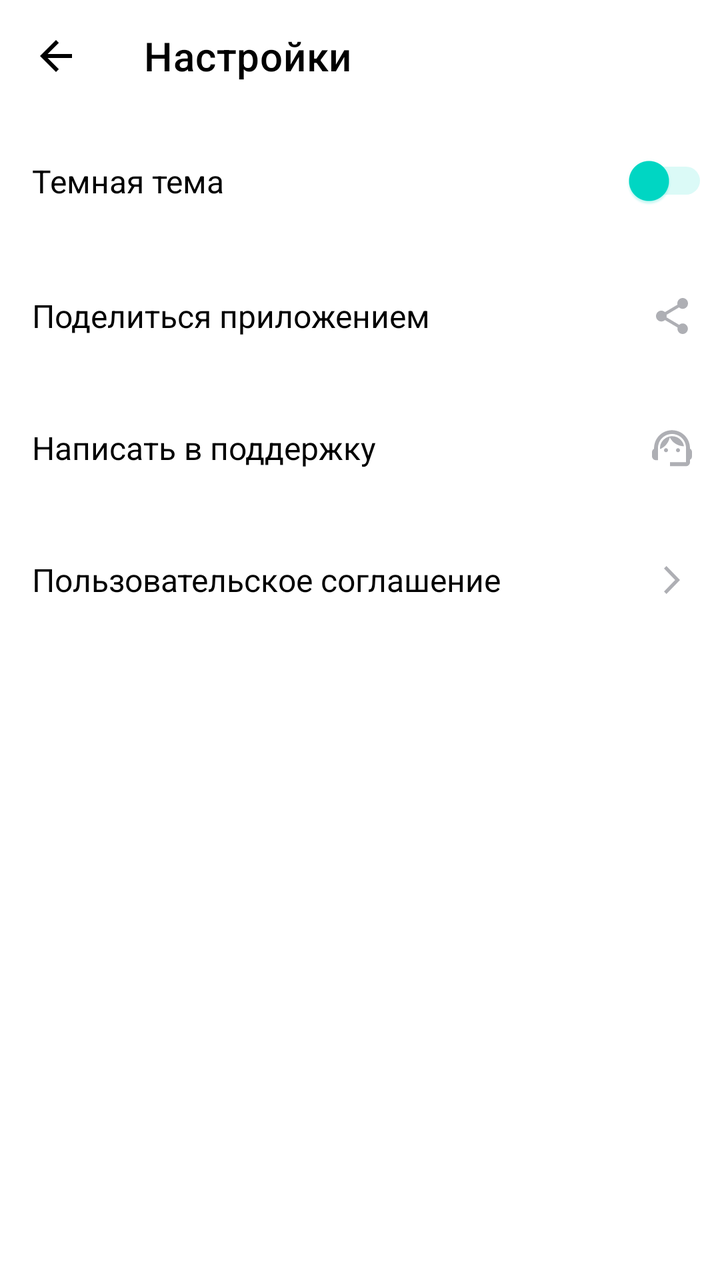
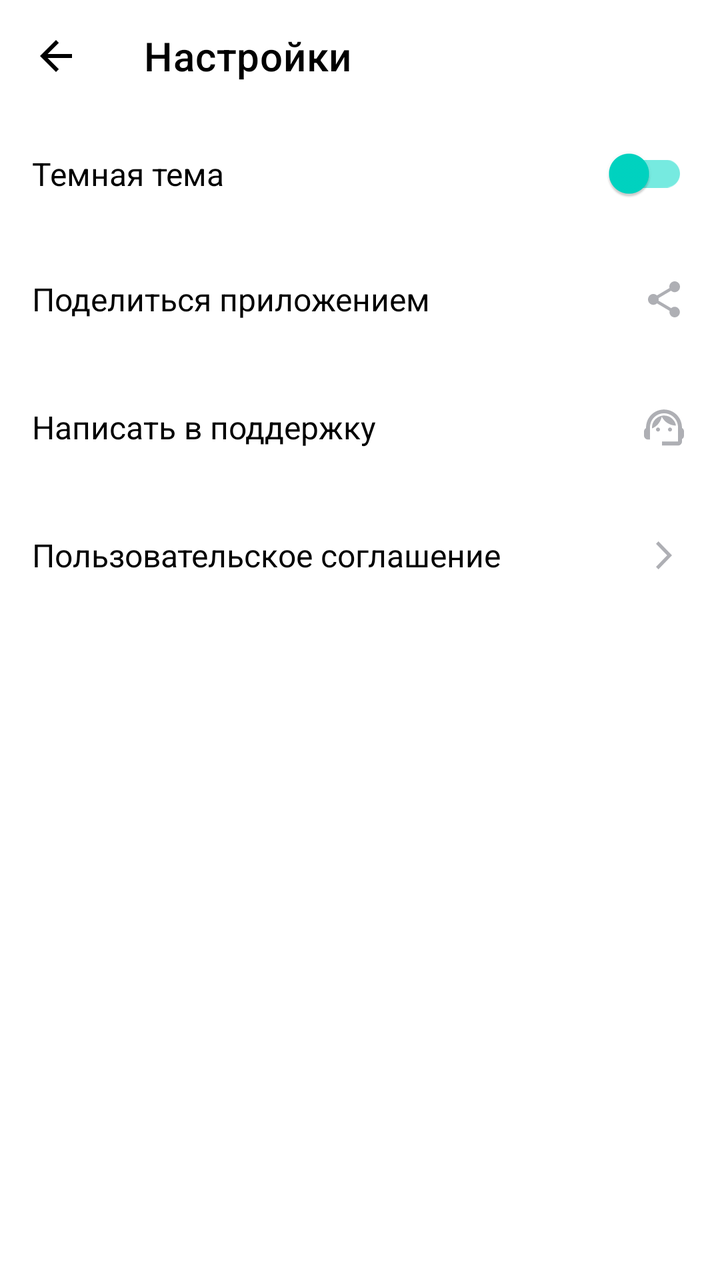

Compare the two renders of this Android layout. The source of the first and the diff that turns it into the second are given below.
<!-- AndroidManifest.xml: application theme Theme.PlaylistMaker -->
<!-- res/layout/activity_settings.xml -->
<?xml version="1.0" encoding="utf-8"?>
<LinearLayout xmlns:android="http://schemas.android.com/apk/res/android"
    xmlns:app="http://schemas.android.com/apk/res-auto"
    xmlns:tools="http://schemas.android.com/tools"
    android:id="@+id/settingsMain"
    android:layout_width="match_parent"
    android:layout_height="match_parent"
    android:background="?attr/colorPrimary"
    android:orientation="vertical"
    android:theme="@style/Theme.PlaylistMaker">

    <com.google.android.material.appbar.MaterialToolbar
        android:id="@+id/toolbar"
        android:layout_width="match_parent"
        android:layout_height="?attr/actionBarSize"
        android:background="?attr/colorPrimary"
        app:navigationIcon="@drawable/ic_back_arrow_24"
        app:navigationIconTint="?attr/colorOnPrimary"
        app:title="@string/settings_title"
        app:titleTextColor="?attr/colorOnPrimary" />


    <LinearLayout
        android:id="@+id/themeLayout"
        style="@style/SettingsLinearLayoutStyle">

        <TextView
            style="@style/SettingsTextStyle"
            android:text="@string/dark_theme" />

        <Switch
            android:id="@+id/darkThemeSwitch"
            style="@style/SwitchStyle"
            android:layout_width="wrap_content"
            android:layout_height="24dp"
            android:layout_marginEnd="6dp"
            tools:ignore="UseSwitchCompatOrMaterialXml" />

    </LinearLayout>


    <LinearLayout
        android:id="@+id/shareLayout"
        style="@style/SettingsLinearLayoutStyle"
        android:clickable="true"
        android:focusable="true">

        <TextView
            style="@style/SettingsTextStyle"
            android:text="@string/share_app" />

        <ImageView
            style="@style/IconStyle"
            android:src="@drawable/ic_share_24" />

    </LinearLayout>


    <LinearLayout
        android:id="@+id/supportLayout"
        style="@style/SettingsLinearLayoutStyle"
        android:clickable="true"
        android:focusable="true">

        <TextView
            style="@style/SettingsTextStyle"
            android:text="@string/support_email" />

        <ImageView
            style="@style/IconStyle"
            android:src="@drawable/ic_support_24" />

    </LinearLayout>

    <LinearLayout
        android:id="@+id/termsLayout"
        style="@style/SettingsLinearLayoutStyle"
        android:clickable="true"
        android:focusable="true">

        <TextView
            style="@style/SettingsTextStyle"
            android:text="@string/terms_of_use" />

        <ImageView
            style="@style/IconStyle"
            android:src="@drawable/ic_forward_arrow_24" />

    </LinearLayout>

</LinearLayout>
<!-- resources referenced by this layout -->
<resources>
  <!-- drawable ic_back_arrow_24 (drawable) -->
  <vector xmlns:android="http://schemas.android.com/apk/res/android"
      android:width="24dp"
      android:height="24dp"
      android:viewportWidth="24"
      android:viewportHeight="24">
    <group>
      <clip-path
          android:pathData="M0,0h24v24h-24z"/>
      <path
          android:pathData="M20,11H7.83L13.42,5.41L12,4L4,12L12,20L13.41,18.59L7.83,13H20V11Z"
          android:fillColor="#1A1B22"/>
    </group>
  </vector>
  <!-- drawable ic_forward_arrow_24 (drawable) -->
  <vector xmlns:android="http://schemas.android.com/apk/res/android"
      android:width="24dp"
      android:height="24dp"
      android:viewportWidth="24"
      android:viewportHeight="24">
    <path
        android:pathData="M8,17.749L9.213,19L16,12L9.213,5L8,6.252L13.573,12L8,17.749Z"
        android:fillColor="#AEAFB4"/>
  </vector>
  <string name="dark_theme">Темная тема</string>
  <string name="settings_title">Настройки</string>
  <string name="share_app">Поделиться приложением</string>
  <string name="support_email">Написать в поддержку</string>
  <string name="terms_of_use">Пользовательское соглашение</string>
  <style name="IconStyle">
          <item name="android:layout_width">@dimen/icon_size</item>
          <item name="android:layout_height">@dimen/icon_size</item>
          <item name="android:layout_marginEnd">@dimen/margin_settings_icon</item>
          <item name="tint">?attr/colorControlNormal</item>item&gt;
      </style>
  <style name="SettingsLinearLayoutStyle">
          <item name="android:layout_width">match_parent</item>
          <item name="android:layout_height">wrap_content</item>
          <item name="android:clickable">true</item>
          <item name="android:focusable">true</item>
          <item name="android:gravity">center_vertical</item>
          <item name="android:orientation">horizontal</item>
          <item name="android:paddingVertical">@dimen/padding_settings</item>
          <item name="android:background">?attr/colorSurface</item>
      </style>
  <style name="SettingsTextStyle">
          <item name="android:layout_width">0dp</item>
          <item name="android:layout_height">wrap_content</item>
          <item name="android:layout_weight">1</item>
          <item name="android:paddingStart">@dimen/padding_screen</item>
          <item name="android:textSize">@dimen/settings_text_size</item>
          <item name="android:textColor">?attr/colorOnSurface</item>
      </style>
  <style name="SwitchStyle" parent="Widget.MaterialComponents.CompoundButton.Switch">
          <item name="android:trackTint">@color/switch_track</item>
          <item name="android:thumbTint">@color/switch_thumb</item>
      </style>
  <style name="Theme.PlaylistMaker" parent="Theme.MaterialComponents.DayNight.NoActionBar">
  
          <item name="colorPrimary">@color/yp_white</item>
          <item name="colorOnPrimary">@color/yp_black</item>
  
          <item name="colorSecondary">@color/yp_blue</item>
          <item name="colorOnSecondary">@color/yp_white</item>
  
          <item name="colorSurface">@color/yp_white</item>
          <item name="colorOnSurface">@color/yp_black</item>
  
          <item name="colorControlNormal">@color/yp_text_gray</item>
          <item name="colorSearchBackground">@color/yp_light_gray</item>
          <item name="colorSearchIcon">@color/yp_text_gray</item>
  
      </style>
  <dimen name="icon_size">24dp</dimen>
  <dimen name="margin_settings_icon">12dp</dimen>
  <dimen name="padding_settings">21dp</dimen>
  <dimen name="padding_screen">16dp</dimen>
  <dimen name="settings_text_size">16sp</dimen>
  <color name="switch_track">#76EAE0</color>
  <color name="switch_thumb">#00D6C3</color>
  <color name="yp_white">#FFFFFF</color>
  <color name="yp_black">#000000</color>
  <color name="yp_blue">#3772E7</color>
  <color name="yp_text_gray">#AEAFB4</color>
  <color name="yp_light_gray">#E6E8EB</color>
  <!-- unchanged entries left out for length: 2 -->
</resources>

<!-- the commit's change to res/layout/activity_settings.xml (unified diff, before → after) -->
@@ -19,73 +19,28 @@
         app:title="@string/settings_title"
         app:titleTextColor="?attr/colorOnPrimary" />
 
+    <com.google.android.material.switchmaterial.SwitchMaterial
+        android:id="@+id/darkThemeSwitch"
+        style="@style/SettingsSwitchStyle"
+        android:text="@string/dark_theme"
+        tools:ignore="UseSwitchCompatOrMaterialXml" />
 
-    <LinearLayout
-        android:id="@+id/themeLayout"
-        style="@style/SettingsLinearLayoutStyle">
+    <com.google.android.material.textview.MaterialTextView
+        android:id="@+id/shareTextView"
+        style="@style/SettingsMenuItemStyle"
+        android:drawableEnd="@drawable/ic_share_24"
+        android:text="@string/share_app" />
 
-        <TextView
-            style="@style/SettingsTextStyle"
-            android:text="@string/dark_theme" />
+    <com.google.android.material.textview.MaterialTextView
+        android:id="@+id/supportTextView"
+        style="@style/SettingsMenuItemStyle"
+        android:drawableEnd="@drawable/ic_support_24"
+        android:text="@string/support_email" />
 
-        <Switch
-            android:id="@+id/darkThemeSwitch"
-            style="@style/SwitchStyle"
-            android:layout_width="wrap_content"
-            android:layout_height="24dp"
-            android:layout_marginEnd="6dp"
-            tools:ignore="UseSwitchCompatOrMaterialXml" />
-
-    </LinearLayout>
-
-
-    <LinearLayout
-        android:id="@+id/shareLayout"
-        style="@style/SettingsLinearLayoutStyle"
-        android:clickable="true"
-        android:focusable="true">
-
-        <TextView
-            style="@style/SettingsTextStyle"
-            android:text="@string/share_app" />
-
-        <ImageView
-            style="@style/IconStyle"
-            android:src="@drawable/ic_share_24" />
-
-    </LinearLayout>
-
-
-    <LinearLayout
-        android:id="@+id/supportLayout"
-        style="@style/SettingsLinearLayoutStyle"
-        android:clickable="true"
-        android:focusable="true">
-
-        <TextView
-            style="@style/SettingsTextStyle"
-            android:text="@string/support_email" />
-
-        <ImageView
-            style="@style/IconStyle"
-            android:src="@drawable/ic_support_24" />
-
-    </LinearLayout>
-
-    <LinearLayout
-        android:id="@+id/termsLayout"
-        style="@style/SettingsLinearLayoutStyle"
-        android:clickable="true"
-        android:focusable="true">
-
-        <TextView
-            style="@style/SettingsTextStyle"
-            android:text="@string/terms_of_use" />
-
-        <ImageView
-            style="@style/IconStyle"
-            android:src="@drawable/ic_forward_arrow_24" />
-
-    </LinearLayout>
+    <com.google.android.material.textview.MaterialTextView
+        android:id="@+id/termsTextView"
+        style="@style/SettingsMenuItemStyle"
+        android:drawableEnd="@drawable/ic_forward_arrow_24"
+        android:text="@string/terms_of_use" />
 
 </LinearLayout>
<!-- resource entries referenced after the edit -->
@@ -29,33 +29,29 @@
   <string name="share_app">Поделиться приложением</string>
   <string name="support_email">Написать в поддержку</string>
   <string name="terms_of_use">Пользовательское соглашение</string>
-  <style name="IconStyle">
-          <item name="android:layout_width">@dimen/icon_size</item>
-          <item name="android:layout_height">@dimen/icon_size</item>
-          <item name="android:layout_marginEnd">@dimen/margin_settings_icon</item>
-          <item name="tint">?attr/colorControlNormal</item>item&gt;
-      </style>
-  <style name="SettingsLinearLayoutStyle">
+  <style name="SettingsMenuItemStyle" parent="Widget.MaterialComponents.TextView">
           <item name="android:layout_width">match_parent</item>
           <item name="android:layout_height">wrap_content</item>
+          <item name="android:gravity">center_vertical</item>
+          <item name="android:paddingHorizontal">16dp</item>
+          <item name="android:paddingVertical">20dp</item>
+          <item name="android:textSize">16sp</item>
+          <item name="android:textColor">?attr/colorOnPrimary</item>
           <item name="android:clickable">true</item>
           <item name="android:focusable">true</item>
+          <item name="android:background">?attr/selectableItemBackground</item>
+          <item name="drawableTint">?attr/colorControlNormal</item>
+      </style>
+  <style name="SettingsSwitchStyle" parent="Widget.MaterialComponents.CompoundButton.Switch">
+          <item name="android:layout_width">match_parent</item>
+          <item name="android:layout_height">wrap_content</item>
           <item name="android:gravity">center_vertical</item>
-          <item name="android:orientation">horizontal</item>
-          <item name="android:paddingVertical">@dimen/padding_settings</item>
-          <item name="android:background">?attr/colorSurface</item>
-      </style>
-  <style name="SettingsTextStyle">
-          <item name="android:layout_width">0dp</item>
-          <item name="android:layout_height">wrap_content</item>
-          <item name="android:layout_weight">1</item>
-          <item name="android:paddingStart">@dimen/padding_screen</item>
-          <item name="android:textSize">@dimen/settings_text_size</item>
-          <item name="android:textColor">?attr/colorOnSurface</item>
-      </style>
-  <style name="SwitchStyle" parent="Widget.MaterialComponents.CompoundButton.Switch">
-          <item name="android:trackTint">@color/switch_track</item>
-          <item name="android:thumbTint">@color/switch_thumb</item>
+          <item name="android:paddingHorizontal">16dp</item>
+          <item name="android:paddingVertical">20dp</item>
+          <item name="android:textSize">16sp</item>
+          <item name="android:textColor">?attr/colorOnPrimary</item>
+          <item name="trackTint">@color/switch_track</item>
+          <item name="thumbTint">@color/switch_thumb</item>
       </style>
   <style name="Theme.PlaylistMaker" parent="Theme.MaterialComponents.DayNight.NoActionBar">
   
@@ -66,18 +62,12 @@
           <item name="colorOnSecondary">@color/yp_white</item>
   
           <item name="colorSurface">@color/yp_white</item>
-          <item name="colorOnSurface">@color/yp_black</item>
   
           <item name="colorControlNormal">@color/yp_text_gray</item>
           <item name="colorSearchBackground">@color/yp_light_gray</item>
           <item name="colorSearchIcon">@color/yp_text_gray</item>
   
       </style>
-  <dimen name="icon_size">24dp</dimen>
-  <dimen name="margin_settings_icon">12dp</dimen>
-  <dimen name="padding_settings">21dp</dimen>
-  <dimen name="padding_screen">16dp</dimen>
-  <dimen name="settings_text_size">16sp</dimen>
   <color name="switch_track">#76EAE0</color>
   <color name="switch_thumb">#00D6C3</color>
   <color name="yp_white">#FFFFFF</color>
